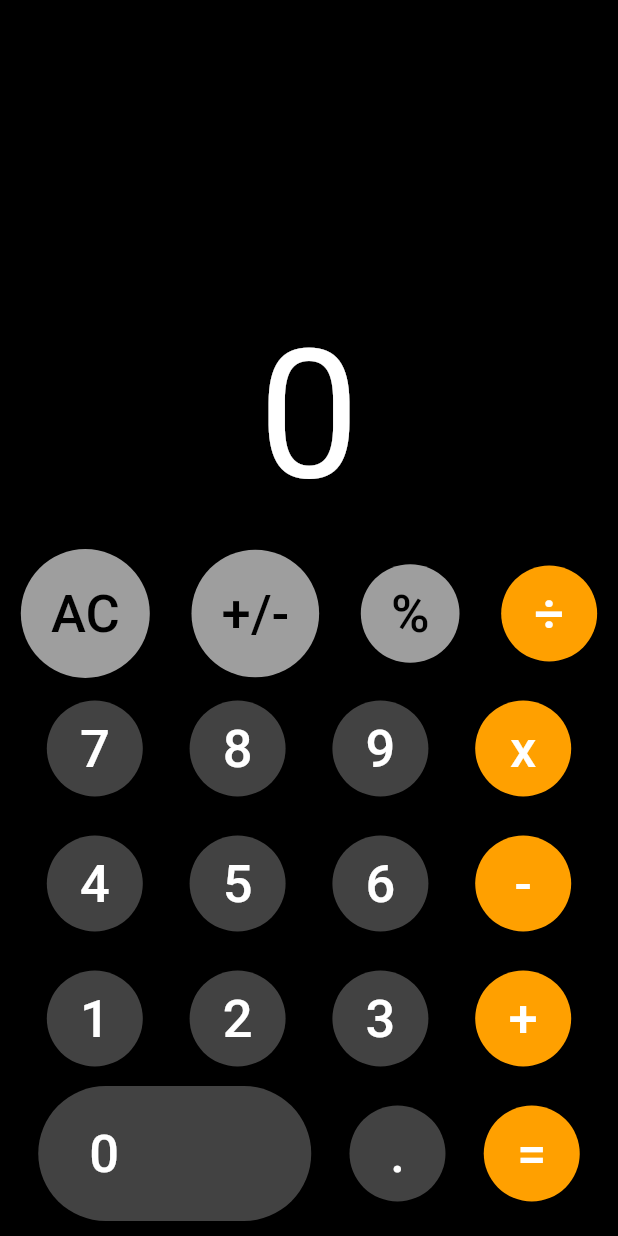
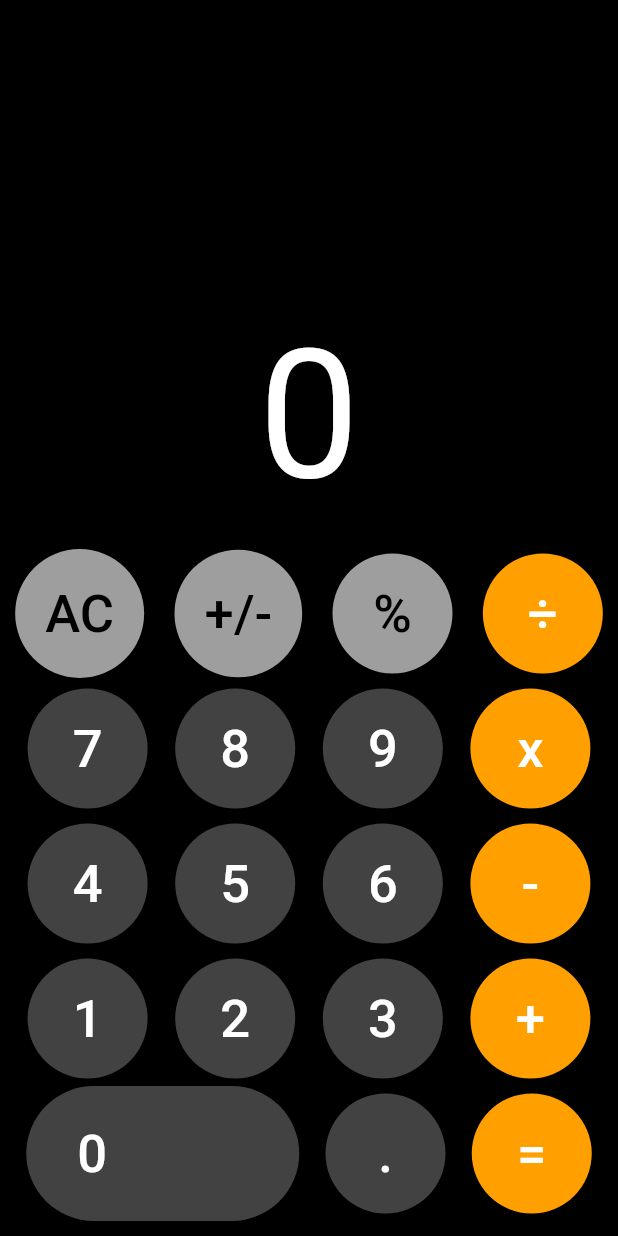
Before and after one commit to Johncross00/calculator, a Flutter app: the screen it shows after launch, on a phone screen of 412 x 824 dp. Run offline on Flutter 3.47's test engine with Material 3 defaults, Android fonts, the phone set to English and light mode, and no system bars.

Commit message:
min size

```diff
--- a/lib/main.dart
+++ b/lib/main.dart
@@ -25,6 +25,7 @@ class CalculatorState extends State<Calculator> {
         backgroundColor: btnColor,
         shape: const CircleBorder(),
         padding: const EdgeInsets.all(20),
+        minimumSize: const Size(80, 0),
       ),
       onPressed: (){
         calculation(btnTxt);
```
